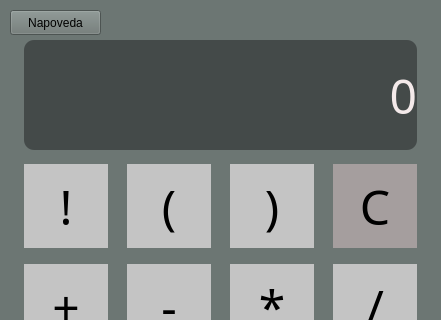
First picture: the form in src/mainwindow.ui, repository Wertik/ivs-proj-02, before the edit; both pictures show x 0 to 441 and y 0 to 320 of the 441 by 771 pixel window.
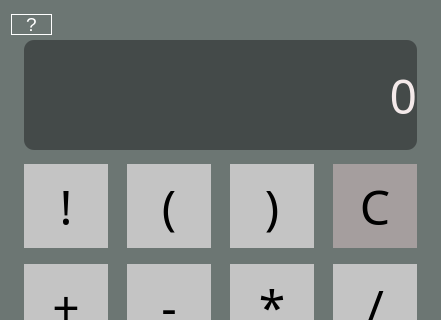
Second picture: the form after the edit.

Patch:
```diff
--- a/src/mainwindow.ui
+++ b/src/mainwindow.ui
@@ -681,17 +681,23 @@
    <widget class="QPushButton" name="pushButton_hint">
     <property name="geometry">
      <rect>
-      <x>10</x>
-      <y>10</y>
-      <width>91</width>
-      <height>25</height>
+      <x>11</x>
+      <y>14</y>
+      <width>41</width>
+      <height>21</height>
      </rect>
     </property>
+    <property name="font">
+     <font>
+      <pointsize>14</pointsize>
+     </font>
+    </property>
     <property name="styleSheet">
-     <string notr="true"/>
+     <string notr="true">border: 1px solid white;
+color: rgb(255, 255, 255);</string>
     </property>
     <property name="text">
-     <string>Napoveda</string>
+     <string>?</string>
     </property>
    </widget>
   </widget>
```
